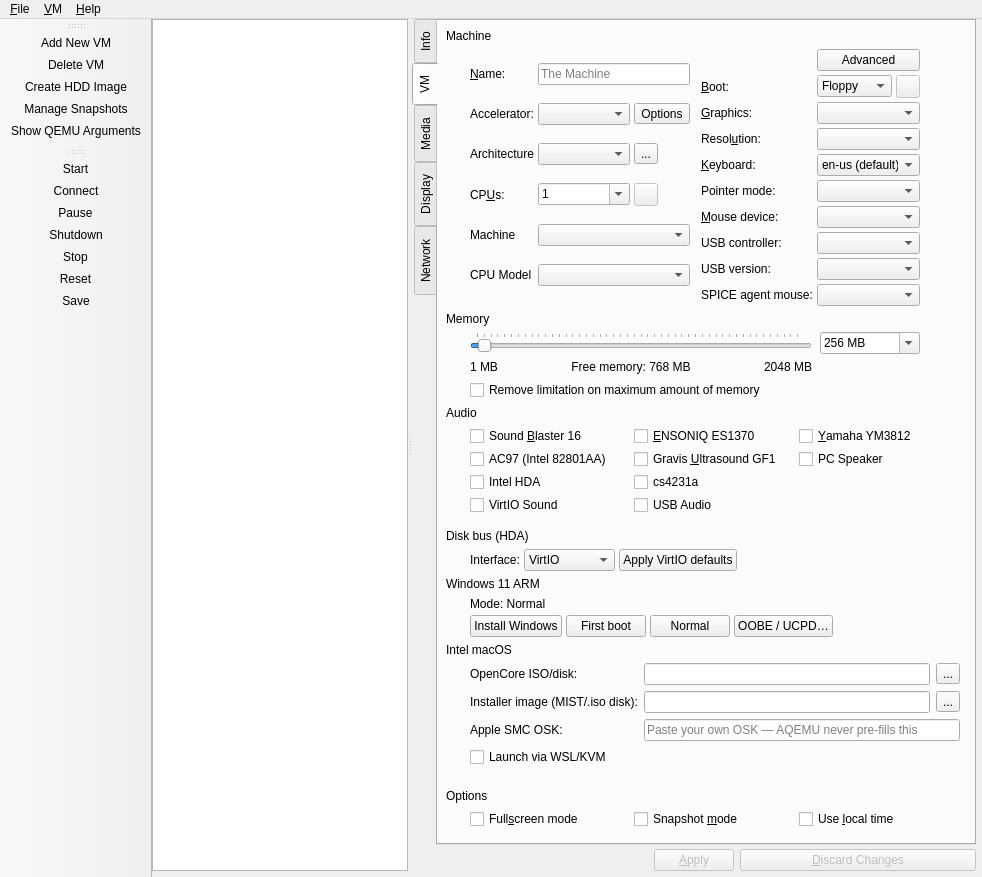
First picture: the form in src/Main_Window.ui, repository chronic8000/aqemu, before the edit.
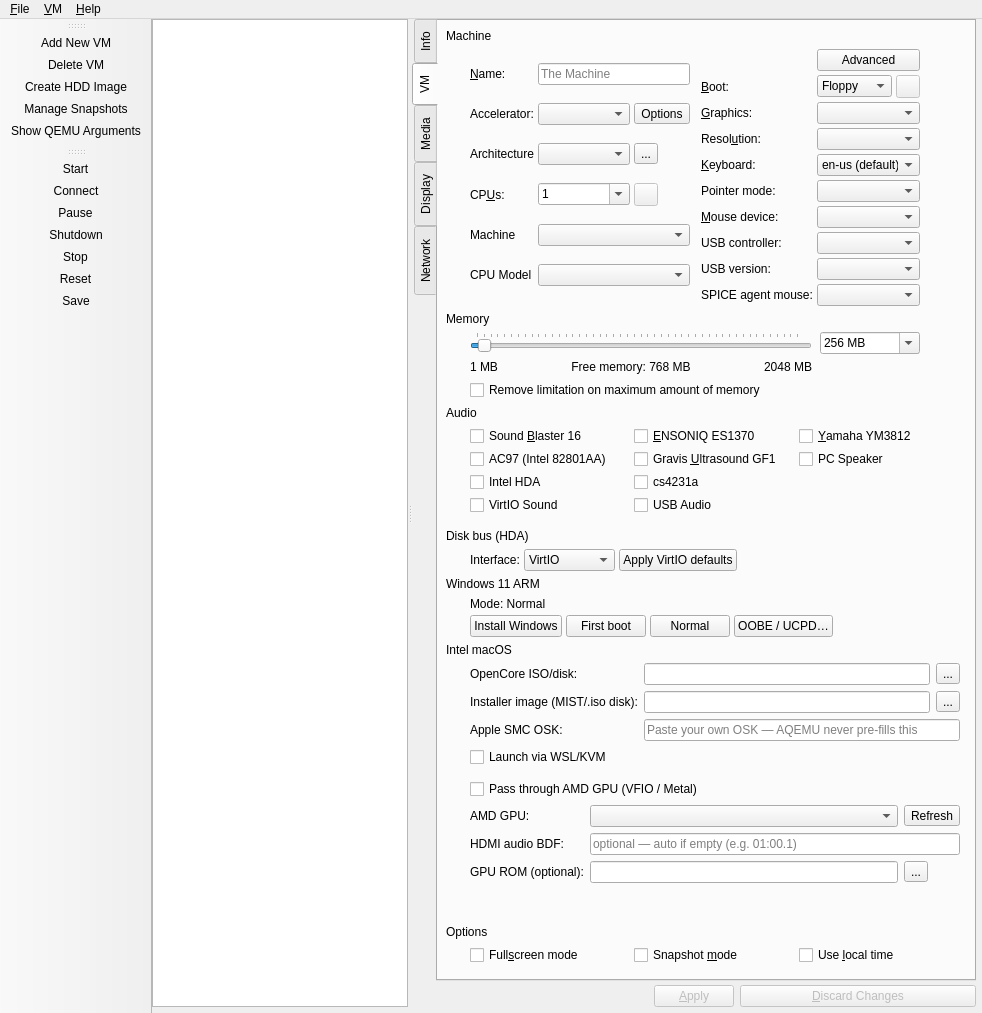
Second picture: the form after the edit. Icons and pictures are not drawn. Custom widgets are drawn as their Qt base class.

Commit message:
Add conditional AMD GPU VFIO UI for Intel macOS Metal.
Hide the picker when no AMD GPU is present, grey it out on Windows/WSL, and enable vfio-pci emission on bare-metal Linux while keeping VMware SVGA as the global software default.

The edit to the form file:
```diff
--- a/src/Main_Window.ui
+++ b/src/Main_Window.ui
@@ -1775,6 +1775,102 @@
                  </property>
                 </widget>
                </item>
+               <item row="4" column="0" colspan="3">
+                <widget class="QWidget" name="GB_Intel_Mac_GPU_Passthrough" native="true">
+                 <layout class="QGridLayout" name="gridLayout_intel_macos_gpu">
+                  <property name="leftMargin">
+                   <number>0</number>
+                  </property>
+                  <property name="topMargin">
+                   <number>6</number>
+                  </property>
+                  <property name="rightMargin">
+                   <number>0</number>
+                  </property>
+                  <property name="bottomMargin">
+                   <number>0</number>
+                  </property>
+                  <property name="spacing">
+                   <number>6</number>
+                  </property>
+                  <item row="0" column="0" colspan="3">
+                   <widget class="QCheckBox" name="CH_Intel_Mac_GPU_Passthrough">
+                    <property name="toolTip">
+                     <string>Pass an AMD dGPU into the guest with vfio-pci for Metal. Requires bare-metal Linux (not Windows/WSL). Install macOS with software graphics first.</string>
+                    </property>
+                    <property name="text">
+                     <string>Pass through AMD GPU (VFIO / Metal)</string>
+                    </property>
+                   </widget>
+                  </item>
+                  <item row="1" column="0">
+                   <widget class="QLabel" name="Label_Intel_Mac_GPU">
+                    <property name="text">
+                     <string>AMD GPU:</string>
+                    </property>
+                   </widget>
+                  </item>
+                  <item row="1" column="1">
+                   <widget class="QComboBox" name="CB_Intel_Mac_GPU">
+                    <property name="sizePolicy">
+                     <sizepolicy hsizetype="Expanding" vsizetype="Fixed">
+                      <horstretch>0</horstretch>
+                      <verstretch>0</verstretch>
+                     </sizepolicy>
+                    </property>
+                   </widget>
+                  </item>
+                  <item row="1" column="2">
+                   <widget class="QToolButton" name="TB_Intel_Mac_GPU_Refresh">
+                    <property name="text">
+                     <string>Refresh</string>
+                    </property>
+                   </widget>
+                  </item>
+                  <item row="2" column="0">
+                   <widget class="QLabel" name="Label_Intel_Mac_GPU_Audio">
+                    <property name="text">
+                     <string>HDMI audio BDF:</string>
+                    </property>
+                   </widget>
+                  </item>
+                  <item row="2" column="1" colspan="2">
+                   <widget class="QLineEdit" name="Edit_Intel_Mac_GPU_Audio">
+                    <property name="placeholderText">
+                     <string>optional — auto if empty (e.g. 01:00.1)</string>
+                    </property>
+                   </widget>
+                  </item>
+                  <item row="3" column="0">
+                   <widget class="QLabel" name="Label_Intel_Mac_GPU_ROM">
+                    <property name="text">
+                     <string>GPU ROM (optional):</string>
+                    </property>
+                   </widget>
+                  </item>
+                  <item row="3" column="1">
+                   <widget class="QLineEdit" name="Edit_Intel_Mac_GPU_ROM"/>
+                  </item>
+                  <item row="3" column="2">
+                   <widget class="QToolButton" name="TB_Intel_Mac_GPU_ROM_Browse">
+                    <property name="text">
+                     <string>...</string>
+                    </property>
+                   </widget>
+                  </item>
+                  <item row="4" column="0" colspan="3">
+                   <widget class="QLabel" name="Label_Intel_Mac_GPU_Status">
+                    <property name="wordWrap">
+                     <bool>true</bool>
+                    </property>
+                    <property name="text">
+                     <string/>
+                    </property>
+                   </widget>
+                  </item>
+                 </layout>
+                </widget>
+               </item>
               </layout>
              </widget>
             </item>
```
The commit also changes 9 other files.
